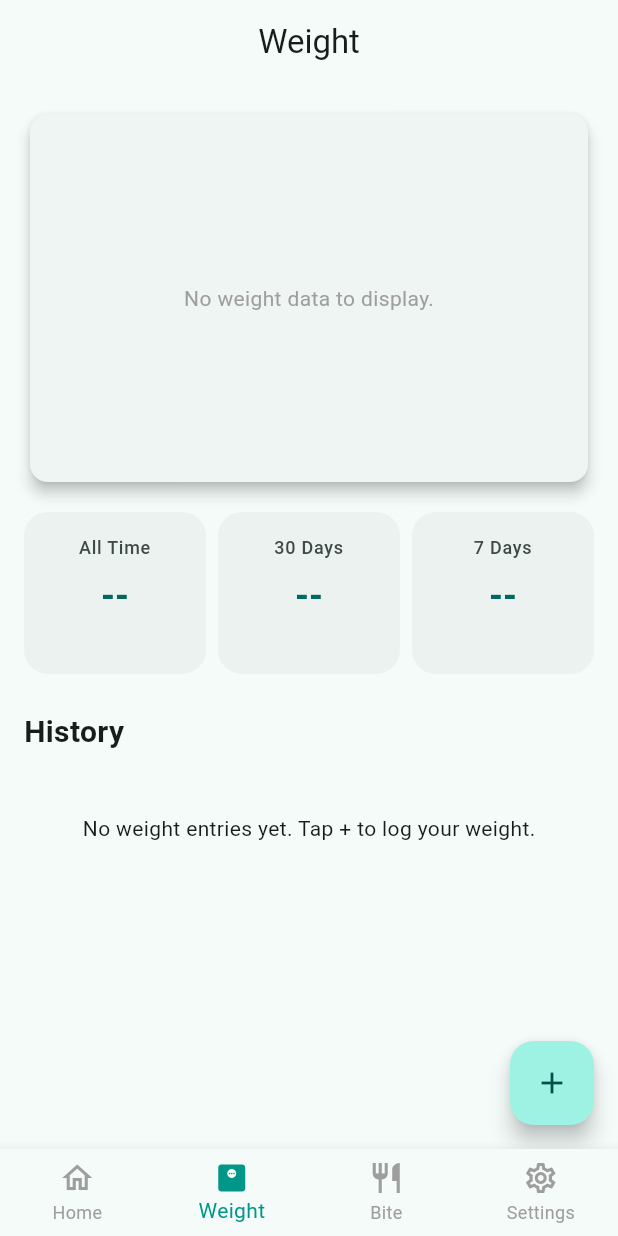
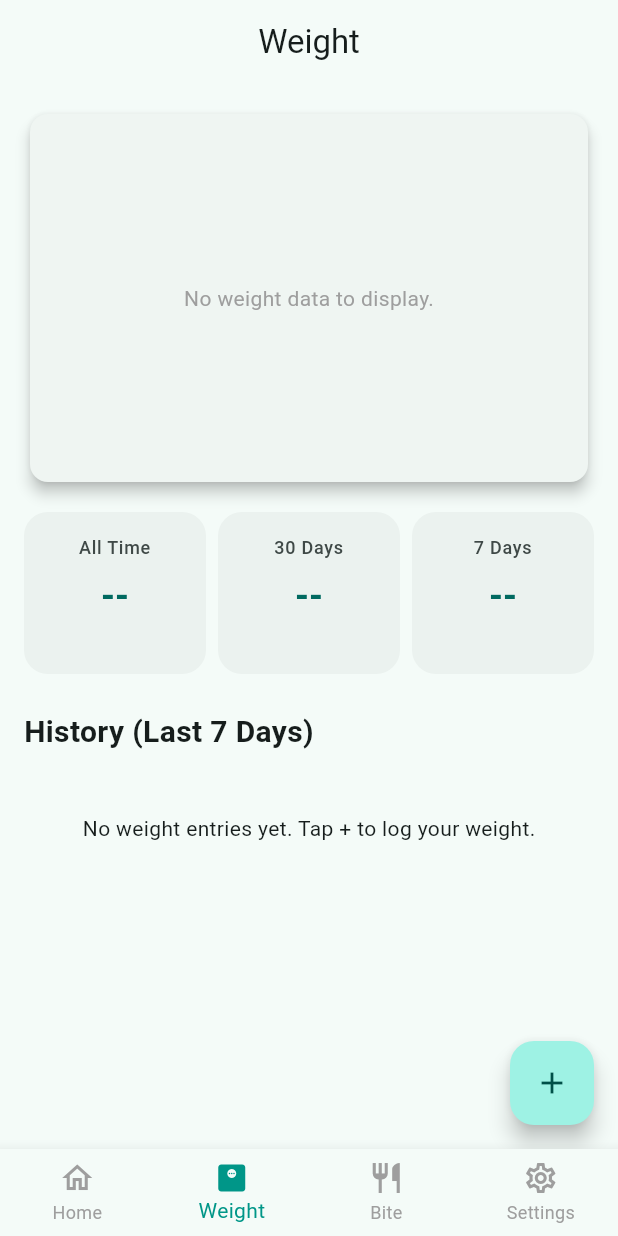
Before and after one commit to igorbasko01/food-locker, a Flutter app: the screen it shows after launch, item 2 of the bottom bar chosen, on a phone screen of 412 x 824 dp. Run offline on Flutter 3.47's test engine with Material 3 defaults, Android fonts, the phone set to English and light mode, and no system bars; our stand-ins replace clock, csv, drift, drift_flutter, file_picker, fl_chart and 5 more; accounts and stored records are empty; generated files the repository leaves out were written again.

Commit message:
feat: limit weight history list to the last 7 days
The history list on the Weight page rendered every entry ever logged. It
now shows only the 7 calendar days ending today, via a new
WeightManager.historyLast7Days getter, with a distinct empty state when
there are older entries but nothing recent. The chart still plots the
full history.

Co-Authored-By: Claude Opus 5 <noreply@anthropic.com>
Claude-Session: https://claude.ai/code/session_01GQ91oVei6xYULsUzvbGzF5

```diff
--- a/lib/features/weight/data/weight_manager.dart
+++ b/lib/features/weight/data/weight_manager.dart
@@ -25,6 +25,16 @@ class WeightManager extends ChangeNotifier {
     final sortedWeights = List<Weight>.from(_weights);
     sortedWeights.sort((a, b) => b.date.compareTo(a.date));
     return sortedWeights;
+  }
+
+  /// The last 7 calendar days, today included, newest first.
+  List<Weight> get historyLast7Days {
+    final now = DateTime.now();
+    final cutoff = DateTime(now.year, now.month, now.day - 6);
+    return history.where((weight) {
+      final day = DateTime(weight.date.year, weight.date.month, weight.date.day);
+      return !day.isBefore(cutoff);
+    }).toList();
   }
 
   Future<void> addWeight(
--- a/lib/ui/pages/weight_page.dart
+++ b/lib/ui/pages/weight_page.dart
@@ -14,6 +14,7 @@ class WeightPage extends StatelessWidget {
     return Consumer<WeightManager>(
       builder: (context, weightManager, child) {
         final history = weightManager.history;
+        final recentHistory = weightManager.historyLast7Days;
 
         return Scaffold(
           floatingActionButton: FloatingActionButton(
@@ -52,7 +53,7 @@ class WeightPage extends StatelessWidget {
                 child: Padding(
                   padding: EdgeInsets.fromLTRB(16.0, 24.0, 16.0, 8.0),
                   child: Text(
-                    'History',
+                    'History (Last 7 Days)',
                     style: TextStyle(
                       fontSize: 20,
                       fontWeight: FontWeight.bold,
@@ -60,12 +61,16 @@ class WeightPage extends StatelessWidget {
                   ),
                 ),
               ),
-              if (history.isEmpty)
-                const SliverToBoxAdapter(
+              if (recentHistory.isEmpty)
+                SliverToBoxAdapter(
                   child: Padding(
-                    padding: EdgeInsets.all(32.0),
+                    padding: const EdgeInsets.all(32.0),
                     child: Center(
-                      child: Text('No weight entries yet. Tap + to log your weight.'),
+                      child: Text(
+                        history.isEmpty
+                            ? 'No weight entries yet. Tap + to log your weight.'
+                            : 'No weight entries in the last 7 days.',
+                      ),
                     ),
                   ),
                 )
@@ -73,7 +78,7 @@ class WeightPage extends StatelessWidget {
                 SliverList(
                   delegate: SliverChildBuilderDelegate(
                     (context, index) {
-                      final item = history[index];
+                      final item = recentHistory[index];
                       // Format date nicely
                       final dateStr = '${item.date.year}-${item.date.month.toString().padLeft(2, '0')}-${item.date.day.toString().padLeft(2, '0')}';
 
@@ -113,7 +118,7 @@ class WeightPage extends StatelessWidget {
                         ),
                       );
                     },
-                    childCount: history.length,
+                    childCount: recentHistory.length,
                   ),
                 ),
               const SliverToBoxAdapter(
```
Also changed, not shown: 2 other files.
